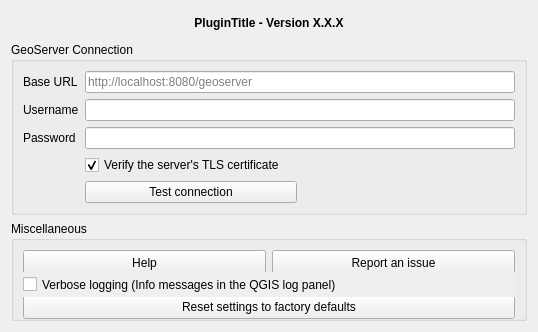
First picture: the form in geoserver_manager/gui/dlg_settings.ui, repository ronitjadhav/geoserver_manager, before the edit.
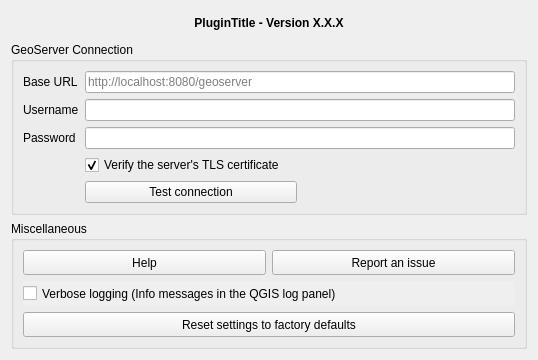
Second picture: the form after the edit. Custom widgets are drawn as their Qt base class.

What changed in the file:
```diff
--- a/geoserver_manager/gui/dlg_settings.ui
+++ b/geoserver_manager/gui/dlg_settings.ui
@@ -139,12 +139,6 @@
             </item>
             <item>
                 <widget class="QGroupBox" name="grp_misc">
-                    <property name="minimumSize">
-                        <size>
-                            <width>0</width>
-                            <height>100</height>
-                        </size>
-                    </property>
                     <property name="locale">
                         <locale language="English" country="UnitedStates"/>
                     </property>
```
